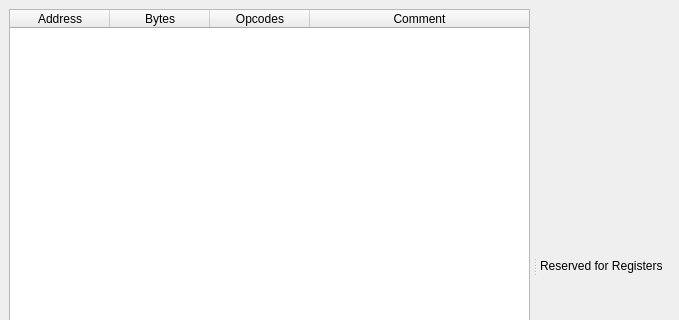
Above: GUI/memoryviewerwindow.ui from korcankaraokcu/PINCE before the change; both pictures show x 0 to 679 and y 0 to 320 of the 800 by 600 pixel window. Below: the same form after it.
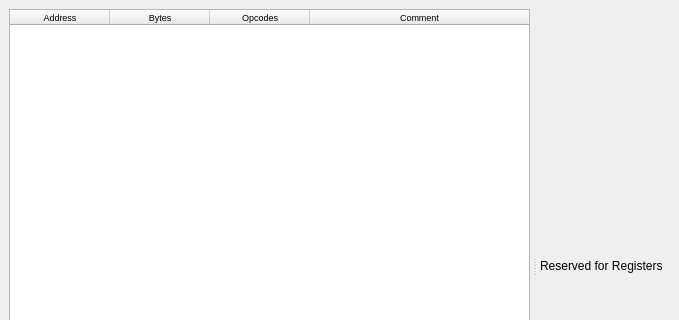
That is the form after the change.

Commit message: Made the disassembler screen smaller

```diff
--- a/GUI/memoryviewerwindow.ui
+++ b/GUI/memoryviewerwindow.ui
@@ -45,9 +45,20 @@
           <layout class="QGridLayout" name="gridLayout_2">
            <item row="0" column="0">
             <widget class="QTableWidget" name="tableWidget_Disassemble">
+             <property name="font">
+              <font>
+               <pointsize>7</pointsize>
+              </font>
+             </property>
+             <property name="editTriggers">
+              <set>QAbstractItemView::NoEditTriggers</set>
+             </property>
              <attribute name="horizontalHeaderStretchLastSection">
               <bool>true</bool>
              </attribute>
+             <attribute name="verticalHeaderDefaultSectionSize">
+              <number>15</number>
+             </attribute>
              <attribute name="verticalHeaderStretchLastSection">
               <bool>false</bool>
              </attribute>
```
The commit also changes 2 other files.
